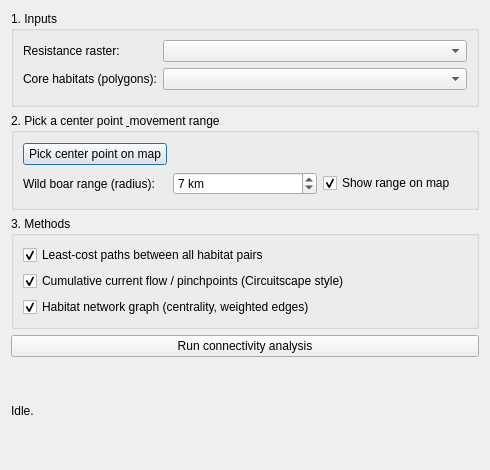
The window that qgis_plugin/wildboar_connectivity/connectivity_dialog_base.ui (LukasBuchmann/BA-wild-boar-connectivity-modeling) describes before a commit, drawn with Qt 5.
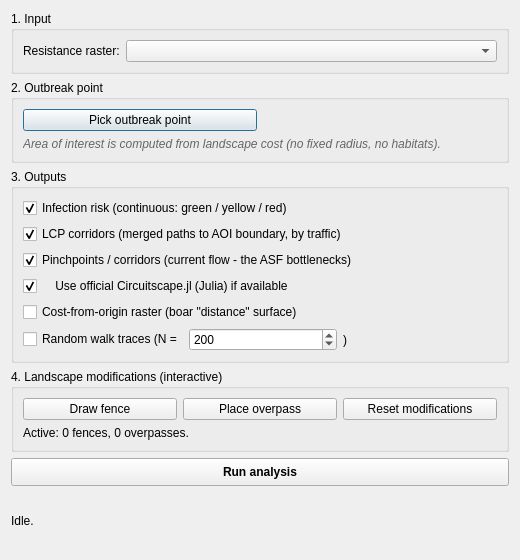
The same window after the commit. Custom widgets are drawn as their Qt base class.

The edit to the form file:
```diff
--- a/qgis_plugin/wildboar_connectivity/connectivity_dialog_base.ui
+++ b/qgis_plugin/wildboar_connectivity/connectivity_dialog_base.ui
@@ -3,12 +3,7 @@
  <class>WildboarConnectivityDialogBase</class>
  <widget class="QDialog" name="WildboarConnectivityDialogBase">
   <property name="geometry">
-   <rect>
-    <x>0</x>
-    <y>0</y>
-    <width>490</width>
-    <height>470</height>
-   </rect>
+   <rect><x>0</x><y>0</y><width>520</width><height>560</height></rect>
   </property>
   <property name="windowTitle">
    <string>Wildboar Connectivity v2</string>
@@ -17,9 +12,7 @@
 
    <item>
     <widget class="QGroupBox" name="grpInputs">
-     <property name="title">
-      <string>1. Inputs</string>
-     </property>
+     <property name="title"><string>1. Input</string></property>
      <layout class="QFormLayout" name="formInputs">
       <item row="0" column="0">
        <widget class="QLabel" name="lblRaster">
@@ -31,67 +24,32 @@
       <item row="0" column="1">
        <widget class="QgsMapLayerComboBox" name="cmbRaster"/>
       </item>
-      <item row="1" column="0">
-       <widget class="QLabel" name="lblHabitats">
-        <property name="text">
-         <string>Core habitats (polygons):</string>
-        </property>
-       </widget>
-      </item>
-      <item row="1" column="1">
-       <widget class="QgsMapLayerComboBox" name="cmbHabitats"/>
-      </item>
      </layout>
     </widget>
    </item>
 
    <item>
-    <widget class="QGroupBox" name="grpRegion">
-     <property name="title">
-      <string>2. Pick a center point &amp; movement range</string>
-     </property>
-     <layout class="QGridLayout" name="gridRegion">
+    <widget class="QGroupBox" name="grpOrigin">
+     <property name="title"><string>2. Outbreak point</string></property>
+     <layout class="QGridLayout" name="gridOrigin">
       <item row="0" column="0">
-       <widget class="QPushButton" name="btnPick">
-        <property name="text">
-         <string>Pick center point on map</string>
-        </property>
-       </widget>
-      </item>
-      <item row="0" column="1" colspan="2">
-       <widget class="QLabel" name="lblRegion">
-        <property name="text">
-         <string>&lt;not picked&gt;</string>
-        </property>
-        <property name="wordWrap">
-         <bool>true</bool>
-        </property>
-       </widget>
-      </item>
-      <item row="1" column="0">
-       <widget class="QLabel" name="lblRange">
-        <property name="text">
-         <string>Wild boar range (radius):</string>
-        </property>
-       </widget>
-      </item>
-      <item row="1" column="1">
-       <widget class="QSpinBox" name="spnRangeKm">
-        <property name="minimum"><number>1</number></property>
-        <property name="maximum"><number>20</number></property>
-        <property name="value"><number>7</number></property>
-        <property name="suffix"><string> km</string></property>
+       <widget class="QPushButton" name="btnPickOrigin">
+        <property name="text"><string>Pick outbreak point</string></property>
         <property name="toolTip">
          <string>Typical wild boar home range radius is 1-4 km; dispersal up to ~10 km. 7 km covers a movement neighbourhood.</string>
         </property>
        </widget>
       </item>
-      <item row="1" column="2">
-       <widget class="QCheckBox" name="chkShowBuffer">
-        <property name="text">
-         <string>Show range on map</string>
-        </property>
-        <property name="checked"><bool>true</bool></property>
+      <item row="0" column="1">
+       <widget class="QLabel" name="lblOrigin">
+        <property name="text"><string>&lt;not picked&gt;</string></property>
+        <property name="wordWrap"><bool>true</bool></property>
+       </widget>
+      </item>
+      <item row="1" column="0" colspan="2">
+       <widget class="QLabel" name="lblAoiNote">
+        <property name="text"><string>Area of interest is computed from landscape cost (no fixed radius, no habitats).</string></property>
+        <property name="styleSheet"><string>color: #666; font-style: italic;</string></property>
        </widget>
       </item>
      </layout>
@@ -100,32 +58,96 @@
 
    <item>
     <widget class="QGroupBox" name="grpMethods">
-     <property name="title">
-      <string>3. Methods</string>
-     </property>
+     <property name="title"><string>3. Outputs</string></property>
      <layout class="QVBoxLayout" name="methodsLayout">
+      <item>
+       <widget class="QCheckBox" name="chkRisk">
+        <property name="text"><string>Infection risk (continuous: green / yellow / red)</string></property>
+        <property name="checked"><bool>true</bool></property>
+       </widget>
+      </item>
       <item>
        <widget class="QCheckBox" name="chkLcp">
-        <property name="text">
-         <string>Least-cost paths between all habitat pairs</string>
-        </property>
+        <property name="text"><string>LCP corridors (merged paths to AOI boundary, by traffic)</string></property>
         <property name="checked"><bool>true</bool></property>
        </widget>
       </item>
       <item>
        <widget class="QCheckBox" name="chkCircuit">
-        <property name="text">
-         <string>Cumulative current flow / pinchpoints (Circuitscape style)</string>
-        </property>
+        <property name="text"><string>Pinchpoints / corridors (current flow - the ASF bottlenecks)</string></property>
         <property name="checked"><bool>true</bool></property>
        </widget>
       </item>
       <item>
-       <widget class="QCheckBox" name="chkGraph">
-        <property name="text">
-         <string>Habitat network graph (centrality, weighted edges)</string>
-        </property>
+       <widget class="QCheckBox" name="chkCircuitscapeJl">
+        <property name="text"><string>    Use official Circuitscape.jl (Julia) if available</string></property>
         <property name="checked"><bool>true</bool></property>
+        <property name="toolTip">
+         <string>If Julia + Circuitscape.jl are installed, use the canonical reference implementation. Falls back to the built-in scipy solver if not.</string>
+        </property>
+       </widget>
+      </item>
+      <item>
+       <widget class="QCheckBox" name="chkCost">
+        <property name="text"><string>Cost-from-origin raster (boar &quot;distance&quot; surface)</string></property>
+        <property name="checked"><bool>false</bool></property>
+       </widget>
+      </item>
+      <item>
+       <layout class="QHBoxLayout" name="hRandom">
+        <item>
+         <widget class="QCheckBox" name="chkRandomWalk">
+          <property name="text"><string>Random walk traces (N =</string></property>
+          <property name="checked"><bool>false</bool></property>
+         </widget>
+        </item>
+        <item>
+         <widget class="QSpinBox" name="spnNWalks">
+          <property name="minimum"><number>50</number></property>
+          <property name="maximum"><number>2000</number></property>
+          <property name="value"><number>200</number></property>
+          <property name="singleStep"><number>50</number></property>
+         </widget>
+        </item>
+        <item>
+         <widget class="QLabel" name="lblWalksTail">
+          <property name="text"><string>)</string></property>
+         </widget>
+        </item>
+        <item>
+         <spacer><property name="orientation"><enum>Qt::Horizontal</enum></property></spacer>
+        </item>
+       </layout>
+      </item>
+     </layout>
+    </widget>
+   </item>
+
+   <item>
+    <widget class="QGroupBox" name="grpMods">
+     <property name="title"><string>4. Landscape modifications (interactive)</string></property>
+     <layout class="QGridLayout" name="gridMods">
+      <item row="0" column="0">
+       <widget class="QPushButton" name="btnDrawFence">
+        <property name="text"><string>Draw fence</string></property>
+        <property name="toolTip">
+         <string>Left-click to add vertices, right-click or double-click to finish. Esc cancels.</string>
+        </property>
+       </widget>
+      </item>
+      <item row="0" column="1">
+       <widget class="QPushButton" name="btnPlaceOverpass">
+        <property name="text"><string>Place overpass</string></property>
+       </widget>
+      </item>
+      <item row="0" column="2">
+       <widget class="QPushButton" name="btnResetMods">
+        <property name="text"><string>Reset modifications</string></property>
+       </widget>
+      </item>
+      <item row="1" column="0" colspan="3">
+       <widget class="QLabel" name="lblMods">
+        <property name="text"><string>Active: 0 fences, 0 overpasses.</string></property>
        </widget>
       </item>
      </layout>
@@ -134,9 +156,8 @@
 
    <item>
     <widget class="QPushButton" name="btnRun">
-     <property name="text">
-      <string>Run connectivity analysis</string>
-     </property>
+     <property name="text"><string>Run analysis</string></property>
+     <property name="styleSheet"><string>font-weight: bold; padding: 6px;</string></property>
     </widget>
    </item>
 
```
Left out of the diff: 19 changed lines with no effect on the pictures.
